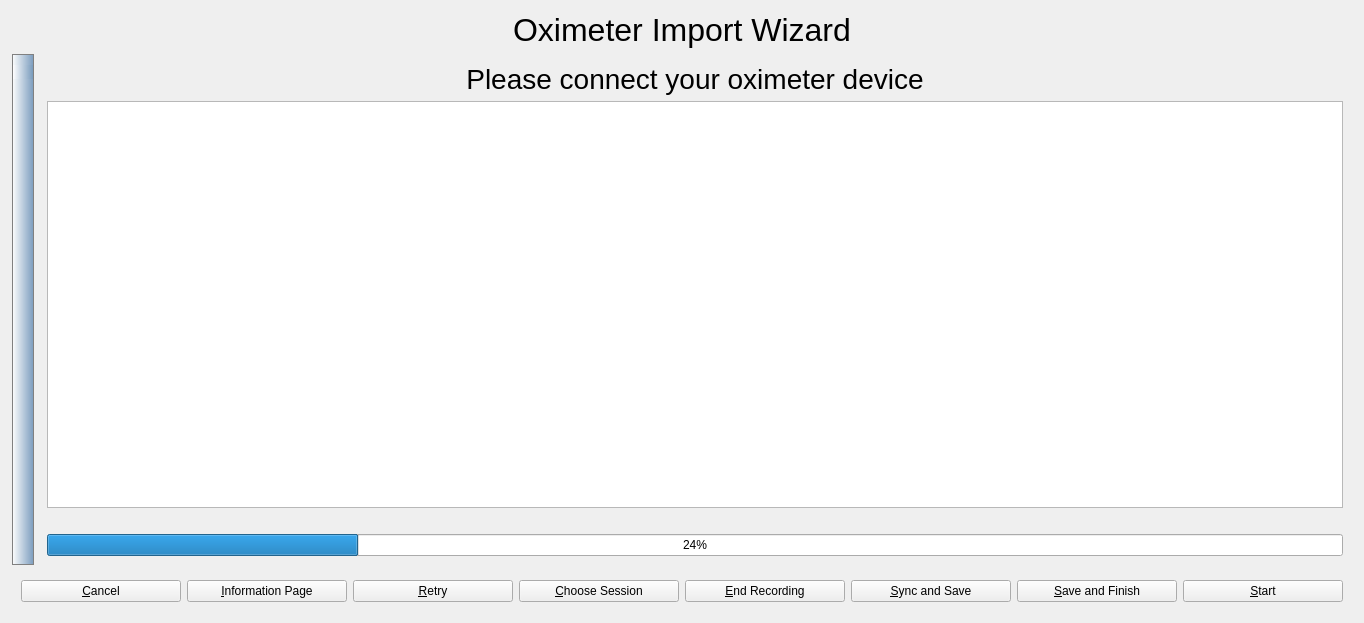
Qt form sleepyhead/oximeterimport.ui (sbonaime/sleepyhead-code.) before a commit.
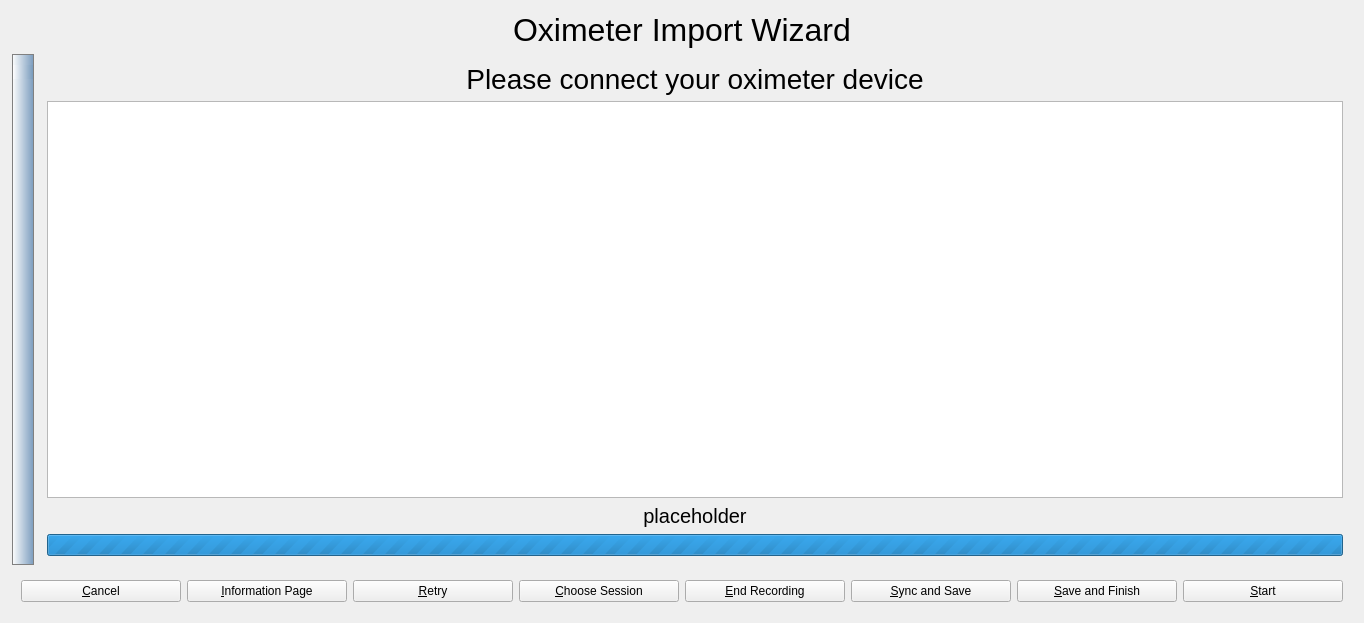
The same form after that commit. The open tabs and pages were chosen to show the change. Icons and pictures are not drawn.

The edit to the form file:
```diff
--- a/sleepyhead/oximeterimport.ui
+++ b/sleepyhead/oximeterimport.ui
@@ -6,7 +6,7 @@
    <rect>
     <x>0</x>
     <y>0</y>
-    <width>986</width>
+    <width>1312</width>
     <height>623</height>
    </rect>
   </property>
@@ -970,15 +970,26 @@
          </item>
          <item>
           <widget class="QLabel" name="directImportStatus">
+           <property name="font">
+            <font>
+             <pointsize>15</pointsize>
+            </font>
+           </property>
            <property name="text">
-            <string/>
+            <string notr="true">placeholder</string>
+           </property>
+           <property name="alignment">
+            <set>Qt::AlignCenter</set>
            </property>
           </widget>
          </item>
          <item>
           <widget class="QProgressBar" name="progressBar">
+           <property name="maximum">
+            <number>0</number>
+           </property>
            <property name="value">
-            <number>24</number>
+            <number>0</number>
            </property>
           </widget>
          </item>
```
Left out of the diff: 2 changed lines with no effect on the pictures.
